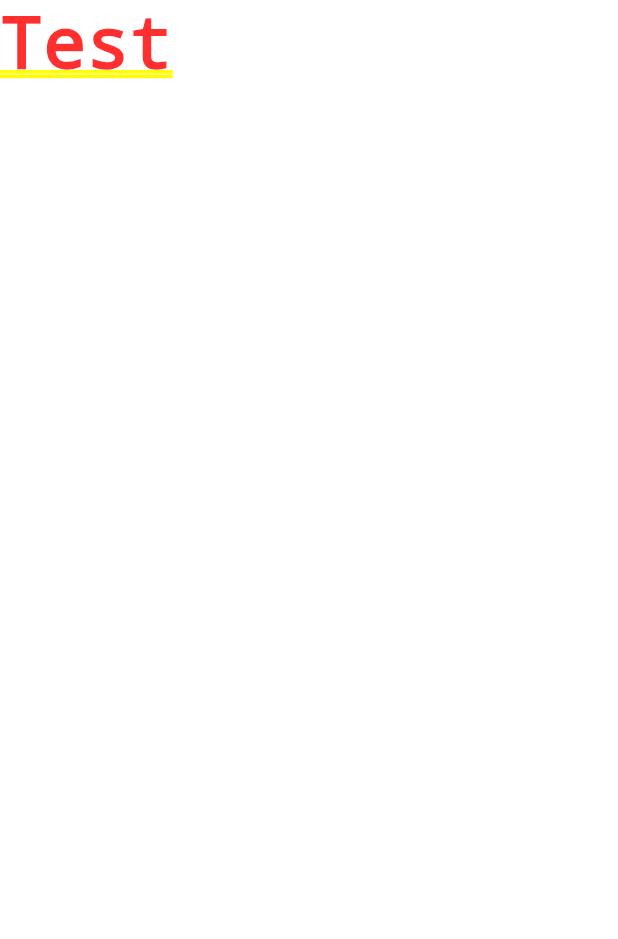
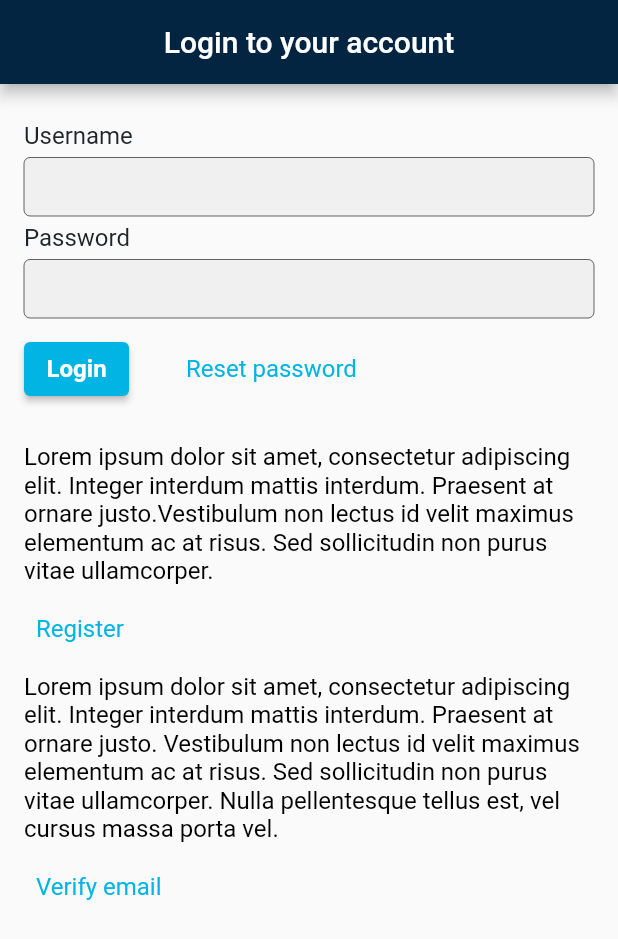
Before and after one commit to PilKvas/themoviedb, a Flutter app: the screen it shows after launch, on a phone screen of 412 x 824 dp. Shown: the top 939 px of the screen. Run offline on Flutter 3.47's test engine with Material 2 defaults, Android fonts, the phone set to English and light mode, and no system bars.

Commit message:
authScreen

```diff
--- /dev/null
+++ b/lib/Theme/app_button_style.dart
@@ -0,0 +1,12 @@
+import 'package:flutter/material.dart';
+
+abstract class AppButtonStyle {
+  static final ButtonStyle linkButton = ButtonStyle(
+      foregroundColor: MaterialStateProperty.all(const Color(0xFF01B4E4)),
+      textStyle: MaterialStateProperty.all(
+        const TextStyle(
+          fontSize: 16,
+          fontWeight: FontWeight.w400,
+        ),
+      ));
+}
--- a/lib/main.dart
+++ b/lib/main.dart
@@ -1,4 +1,5 @@
 import 'package:flutter/material.dart';
+import 'package:themoviedb/widgets/auth/auth_screen.dart';
 
 void main() {
   runApp(const MyApp());
@@ -11,20 +12,13 @@ class MyApp extends StatelessWidget {
   @override
   Widget build(BuildContext context) {
     return MaterialApp(
-      title: 'Flutter Demo',
+      debugShowCheckedModeBanner: false,
       theme: ThemeData(
-        // This is the theme of your application.
-        //
-        // Try running your application with "flutter run". You'll see the
-        // application has a blue toolbar. Then, without quitting the app, try
-        // changing the primarySwatch below to Colors.green and then invoke
-        // "hot reload" (press "r" in the console where you ran "flutter run",
-        // or simply save your changes to "hot reload" in a Flutter IDE).
-        // Notice that the counter didn't reset back to zero; the application
-        // is not restarted.
-        primarySwatch: Colors.blue,
+        appBarTheme: const AppBarTheme(
+          backgroundColor: Color.fromRGBO(3, 37, 65, 1),
+        ),
       ),
-      home: const Text('Test'),
+      home: const AuthScreenWidget(),
     );
   }
 }
--- /dev/null
+++ b/lib/widgets/auth/auth_screen.dart
@@ -0,0 +1,216 @@
+import 'package:flutter/material.dart';
+import 'package:themoviedb/Theme/app_button_style.dart';
+
+// ignore: unused_element
+class AuthScreenWidget extends StatefulWidget {
+  const AuthScreenWidget({Key? key}) : super(key: key);
+
+  @override
+  State<AuthScreenWidget> createState() => _AuthScreenWidgetState();
+}
+
+class _AuthScreenWidgetState extends State<AuthScreenWidget> {
+  @override
+  Widget build(BuildContext context) {
+    return Scaffold(
+      appBar: AppBar(
+        centerTitle: true,
+        title: const Text('Login to your account'),
+      ),
+      body: ListView(
+        children: const [
+          _HeaderWidget(),
+        ],
+      ),
+    );
+  }
+}
+
+class _HeaderWidget extends StatelessWidget {
+  const _HeaderWidget({Key? key}) : super(key: key);
+
+  @override
+  Widget build(BuildContext context) {
+    TextStyle textStyle = const TextStyle(
+      fontSize: 16,
+      color: Colors.black,
+    );
+    return Padding(
+      padding: const EdgeInsets.symmetric(horizontal: 16),
+      child: Column(
+        crossAxisAlignment: CrossAxisAlignment.start,
+        children: [
+          const SizedBox(
+            height: 25,
+          ),
+          const _FromWidget(),
+          const SizedBox(
+            height: 25,
+          ),
+          Text(
+            'Lorem ipsum dolor sit amet, consectetur adipiscing elit. Integer interdum mattis interdum. Praesent at ornare justo.Vestibulum non lectus id velit maximus elementum ac at risus. Sed sollicitudin non purus vitae ullamcorper.  ',
+            style: textStyle,
+          ),
+          const SizedBox(
+            height: 5,
+          ),
+          TextButton(
+            style: AppButtonStyle.linkButton,
+            onPressed: () {},
+            child: const Text('Register'),
+          ),
+          const SizedBox(
+            height: 5,
+          ),
+          Text(
+            'Lorem ipsum dolor sit amet, consectetur adipiscing elit. Integer interdum mattis interdum. Praesent at ornare justo. Vestibulum non lectus id velit maximus elementum ac at risus. Sed sollicitudin non purus vitae ullamcorper. Nulla pellentesque tellus est, vel cursus massa porta vel. ',
+            style: textStyle,
+          ),
+          const SizedBox(
+            height: 5,
+          ),
+          TextButton(
+            style: AppButtonStyle.linkButton,
+            onPressed: () {},
+            child: const Text('Verify email'),
+          ),
+          const SizedBox(
+            height: 5,
+          ),
+        ],
+      ),
+    );
+  }
+}
+
+class _FromWidget extends StatefulWidget {
+  const _FromWidget({Key? key}) : super(key: key);
+
+  @override
+  State<_FromWidget> createState() => _FromWidgetState();
+}
+
+class _FromWidgetState extends State<_FromWidget> {
+  final _loginTextController = TextEditingController();
+  final _passwordTextController = TextEditingController();
+  String? errorText = null;
+
+
+  void _auth() {
+    final login = _loginTextController.text;
+    final password = _passwordTextController.text;
+    if (login == 'admin' && password == 'admin') {
+      errorText = null;
+    } else {
+      errorText = 'Не верный логин или пароль';
+    }
+    setState(() {});
+  }
+
+  void _resetPassword() {
+    print('reset password');
+  }
+
+  @override
+  Widget build(BuildContext context) {
+    TextStyle textStyle = const TextStyle(
+      fontSize: 16,
+      color: Color(0xFF212529),
+    );
+    InputDecoration textFieldDecorator = const InputDecoration(
+      filled: true,
+      border: OutlineInputBorder(
+        borderSide: BorderSide(
+          width: 1,
+          color: Colors.black,
+        ),
+      ),
+      contentPadding: EdgeInsets.symmetric(
+        horizontal: 10,
+        vertical: 10,
+      ),
+      isCollapsed: true,
+    );
+    final errorText = this.errorText;
+    Color color = const Color(0xFF01B4E4);
+    return Column(
+      crossAxisAlignment: CrossAxisAlignment.start,
+      children: [
+        if (errorText != null) ...[
+          Text(errorText,
+              style: const TextStyle(
+                color: Colors.red,
+                fontSize: 17,
+              )),
+          const SizedBox(
+            height: 5,
+          ),
+        ],
+        Text(
+          'Username',
+          style: textStyle,
+        ),
+        const SizedBox(
+          height: 5,
+        ),
+        TextField(
+          controller: _loginTextController,
+          decoration: textFieldDecorator,
+        ),
+        const SizedBox(
+          height: 5,
+        ),
+        Text(
+          'Password',
+          style: textStyle,
+        ),
+        const SizedBox(
+          height: 5,
+        ),
+        TextField(
+          controller: _passwordTextController,
+          decoration: textFieldDecorator,
+          obscureText: true,
+        ),
+        const SizedBox(
+          height: 10,
+        ),
+        Row(
+          children: [
+            ElevatedButton(
+              onPressed: _auth,
+              style: ButtonStyle(
+                backgroundColor: MaterialStateProperty.all(
+                  color,
+                ),
+                foregroundColor: MaterialStateProperty.all(
+                  Colors.white,
+                ),
+                textStyle: MaterialStateProperty.all(
+                  const TextStyle(fontSize: 16, fontWeight: FontWeight.w700),
+                ),
+                padding: MaterialStateProperty.all(
+                  const EdgeInsets.symmetric(
+                    horizontal: 15,
+                    vertical: 8,
+                  ),
+                ),
+              ),
+              child: const Text('Login'),
+            ),
+            const SizedBox(
+              width: 30,
+            ),
+            TextButton(
+              onPressed: _resetPassword,
+              style: AppButtonStyle.linkButton,
+              child: const Text(
+                'Reset password',
+              ),
+            ),
+          ],
+        )
+      ],
+    );
+  }
+}
```
Also changed, not shown: 1 other file.
